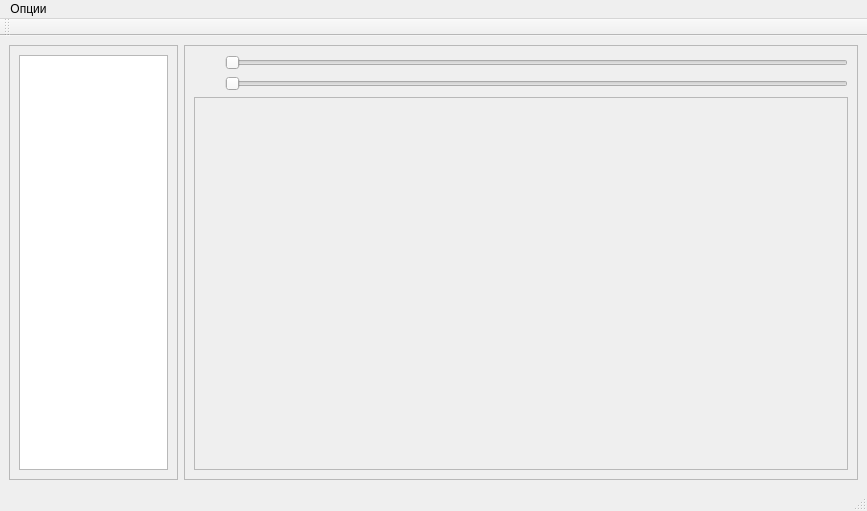
This is Peleng/2DHyperCube/Main2DWindow.ui in remsens/Peleng as Qt 5 draws it before an edit. The edited form follows.
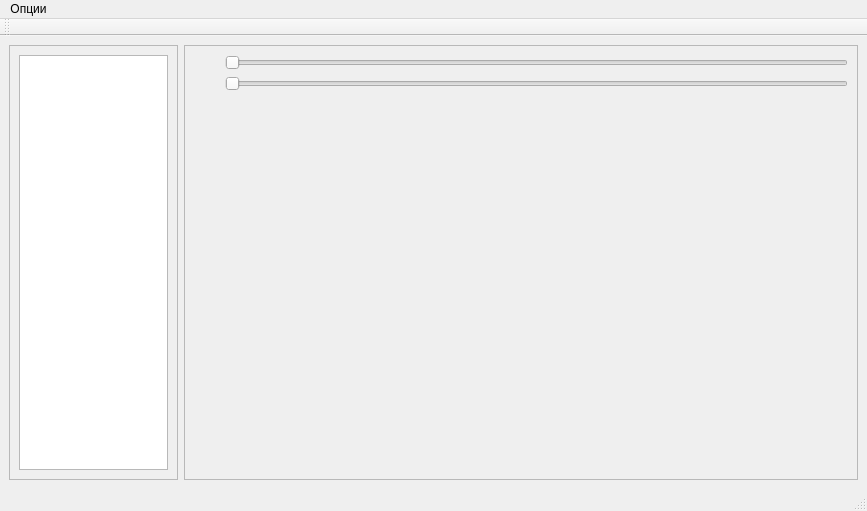
This is the edited form. Custom widgets are drawn as their Qt base class.

Commit message: 2D resize little bug is solved

Diff of the .ui file:
```diff
--- a/Peleng/2DHyperCube/Main2DWindow.ui
+++ b/Peleng/2DHyperCube/Main2DWindow.ui
@@ -93,10 +93,13 @@
        <item>
         <widget class="QFrame" name="frameCustomPlot">
          <property name="frameShape">
-          <enum>QFrame::StyledPanel</enum>
+          <enum>QFrame::NoFrame</enum>
          </property>
          <property name="frameShadow">
-          <enum>QFrame::Raised</enum>
+          <enum>QFrame::Plain</enum>
+         </property>
+         <property name="lineWidth">
+          <number>1</number>
          </property>
          <layout class="QGridLayout" name="gridLayout_2" rowstretch="0,999,0" columnstretch="0,999,0" rowminimumheight="0,0,0" columnminimumwidth="0,0,0">
           <property name="sizeConstraint">
```
The commit also changes 1 other file.
